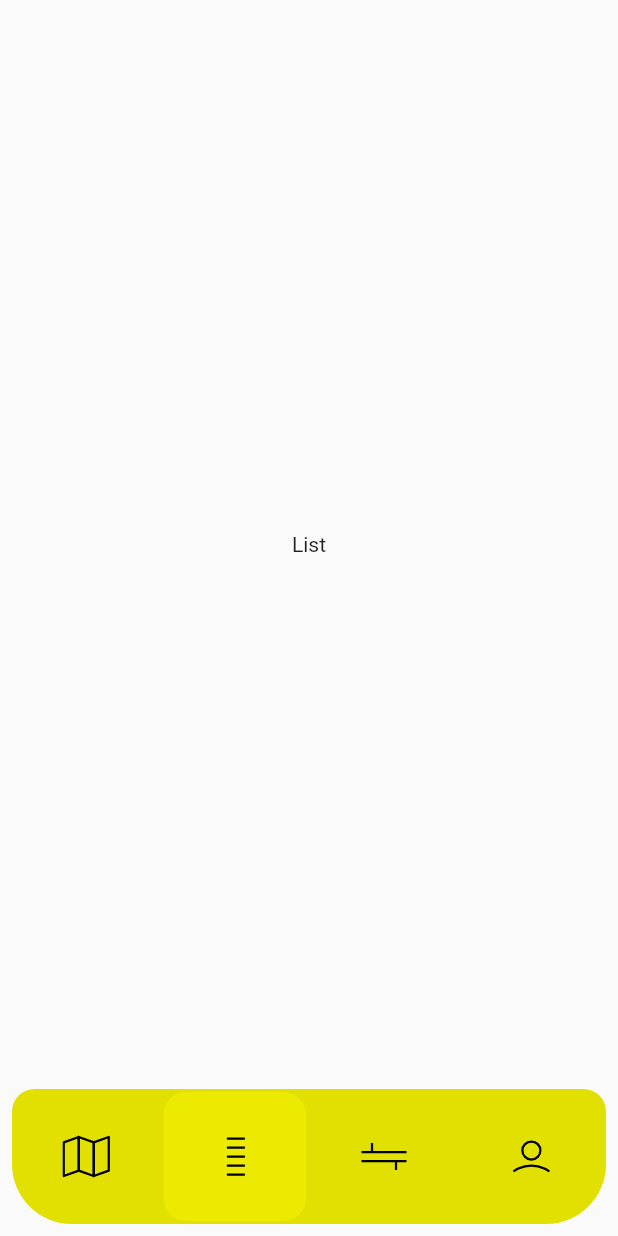
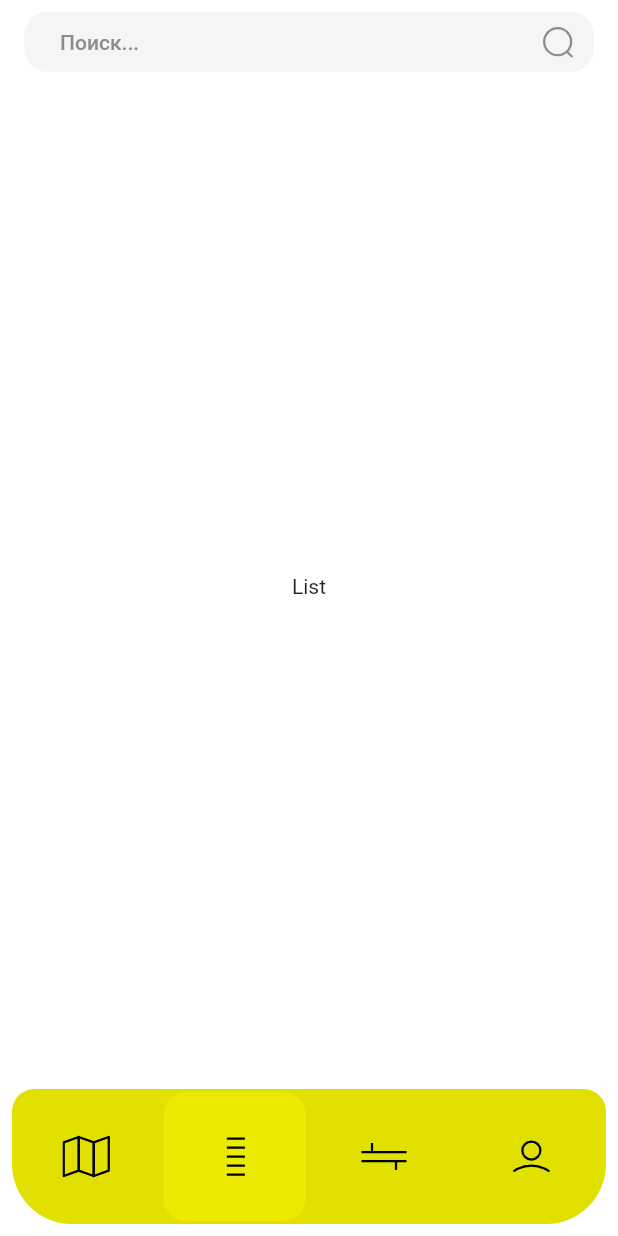
Before and after one commit to EgorShiryaev/IngryTechDemo, a Flutter app: the screen it shows after launch, item 2 of the bottom bar chosen, on a phone screen of 412 x 824 dp. Run offline on Flutter 3.47's test engine with Material 2 defaults, Android fonts, the phone set to English and light mode, and no system bars; our stand-ins replace flutter_riverpod, flutter_svg, riverpod.

Commit message:
Реализована поисковая строка

```diff
--- a/lib/presentation/pages/list_page.dart
+++ b/lib/presentation/pages/list_page.dart
@@ -1,14 +1,39 @@
 import 'package:flutter/material.dart';
+import 'package:flutter_svg/svg.dart';
+
+import '../../core/utils/get_icon_full_path.dart';
 
 class ListPage extends StatelessWidget {
   const ListPage({super.key});
 
   @override
   Widget build(BuildContext context) {
-    return const Scaffold(
-      body: Center(
+    return Scaffold(
+      appBar: AppBar(
+        title: const SearchBar(
+          hintText: 'Поиск...',
+          trailing: [_SearchGlassIcon()],
+        ),
+      ),
+      body: const Center(
         child: Text('List'),
       ),
     );
   }
 }
+
+class _SearchGlassIcon extends StatelessWidget {
+  const _SearchGlassIcon({super.key});
+
+  static const double size = 24;
+
+  @override
+  Widget build(BuildContext context) {
+    return SvgPicture.asset(
+      getIconFullPath('search'),
+      fit: BoxFit.none,
+      width: size,
+      height: size,
+    );
+  }
+}
--- a/lib/presentation/themes/app_theme.dart
+++ b/lib/presentation/themes/app_theme.dart
@@ -5,6 +5,8 @@ import 'rounded_navigation_bar_theme_data.dart';
 class AppTheme {
   static ThemeData get light {
     return ThemeData(
+      scaffoldBackgroundColor: const Color(0xFFFFFFFF),
+      fontFamily: 'Roboto',
       navigationBarTheme: const RoundedNavigationBarThemeData(
         height: 90,
         backgroundColor: Color(0xFFE1E000),
@@ -21,6 +23,24 @@ class AppTheme {
           bottom: Radius.circular(40),
         ),
       ),
+      appBarTheme: const AppBarTheme(
+        backgroundColor: Color(0xFFFFFFFF),
+        elevation: 0,
+      ),
+      searchBarTheme: const SearchBarThemeData(
+        elevation: MaterialStatePropertyAll(0),
+        backgroundColor: MaterialStatePropertyAll(Color(0xFFF5F5F5)),
+        constraints: BoxConstraints.expand(height: 40),
+        shape: MaterialStatePropertyAll(
+          RoundedRectangleBorder(
+            borderRadius: BorderRadius.all(Radius.circular(16)),
+          ),
+        ),
+        hintStyle: MaterialStatePropertyAll(
+          TextStyle(fontSize: 14, color: Color(0xFF8A8E8F)),
+        ),
+        padding: MaterialStatePropertyAll(EdgeInsets.symmetric(horizontal: 12)),
+      ),
     );
   }
 }
```
